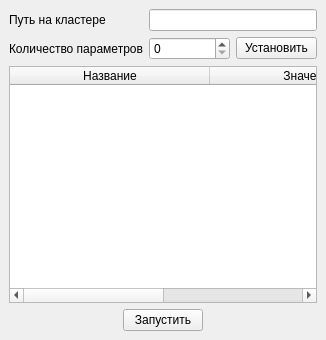
Old version of the form client_python/main_window.ui in the repository IgorProjects/rpc-cluster.
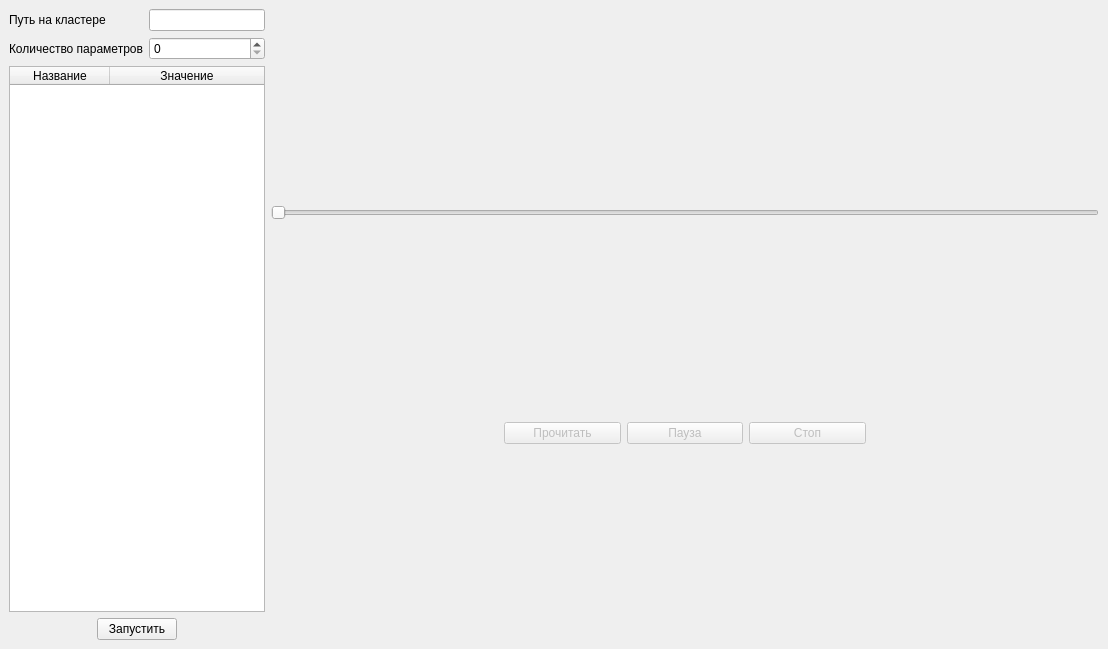
New version of the form. Custom widgets are drawn as their Qt base class.

What changed in the file:
```diff
--- a/client_python/main_window.ui
+++ b/client_python/main_window.ui
@@ -6,17 +6,22 @@
    <rect>
     <x>0</x>
     <y>0</y>
-    <width>326</width>
-    <height>340</height>
+    <width>1108</width>
+    <height>649</height>
    </rect>
   </property>
   <property name="windowTitle">
    <string>Запуск задачи</string>
   </property>
   <widget class="QWidget" name="centralwidget">
-   <layout class="QVBoxLayout" name="verticalLayout">
+   <layout class="QHBoxLayout" name="horizontalLayout_2" stretch="0,1">
+    <item>
+     <layout class="QVBoxLayout" name="verticalLayout_2">
     <item>
      <layout class="QFormLayout" name="formLayout">
+        <property name="formAlignment">
+         <set>Qt::AlignRight|Qt::AlignTop|Qt::AlignTrailing</set>
+        </property>
       <item row="0" column="0">
        <widget class="QLabel" name="pathLabel">
         <property name="text">
@@ -35,23 +40,21 @@
        </widget>
       </item>
       <item row="1" column="1">
-       <layout class="QHBoxLayout" name="horizontalLayout">
-        <item>
          <widget class="QSpinBox" name="paramCount"/>
         </item>
-        <item>
-         <widget class="QPushButton" name="setParamCount">
-          <property name="text">
-           <string>Установить</string>
-          </property>
-         </widget>
-        </item>
        </layout>
       </item>
-     </layout>
-    </item>
     <item>
-     <widget class="QTableWidget" name="tableWidget">
+       <widget class="ParamTable" name="paramTable">
+        <property name="horizontalScrollBarPolicy">
+         <enum>Qt::ScrollBarAsNeeded</enum>
+        </property>
+        <property name="sizeAdjustPolicy">
+         <enum>QAbstractScrollArea::AdjustIgnored</enum>
+        </property>
+        <property name="autoScroll">
+         <bool>true</bool>
+        </property>
       <property name="columnCount">
        <number>2</number>
       </property>
@@ -62,7 +65,7 @@
        <bool>false</bool>
       </attribute>
       <attribute name="horizontalHeaderDefaultSectionSize">
-       <number>200</number>
+         <number>100</number>
       </attribute>
       <attribute name="horizontalHeaderStretchLastSection">
        <bool>true</bool>
@@ -117,8 +120,106 @@
      </layout>
     </item>
    </layout>
-  </widget>
- </widget>
+    </item>
+    <item>
+     <layout class="QVBoxLayout" name="verticalLayout" stretch="1,0,0">
+      <item>
+       <layout class="QVBoxLayout" name="plotContainer"/>
+      </item>
+      <item>
+       <widget class="QSlider" name="horizontalSlider">
+        <property name="enabled">
+         <bool>false</bool>
+        </property>
+        <property name="orientation">
+         <enum>Qt::Horizontal</enum>
+        </property>
+       </widget>
+      </item>
+      <item>
+       <layout class="QHBoxLayout" name="horizontalLayout" stretch="2,1,1,1,2">
+        <item>
+         <spacer name="horizontalSpacer">
+          <property name="orientation">
+           <enum>Qt::Horizontal</enum>
+          </property>
+          <property name="sizeHint" stdset="0">
+           <size>
+            <width>40</width>
+            <height>20</height>
+           </size>
+          </property>
+         </spacer>
+        </item>
+        <item>
+         <widget class="QPushButton" name="readButton">
+          <property name="enabled">
+           <bool>false</bool>
+          </property>
+          <property name="text">
+           <string>Прочитать</string>
+          </property>
+         </widget>
+        </item>
+        <item>
+         <widget class="PauseButton" name="pauseButton">
+          <property name="enabled">
+           <bool>false</bool>
+          </property>
+          <property name="text">
+           <string>Пауза</string>
+          </property>
+         </widget>
+        </item>
+        <item>
+         <widget class="QPushButton" name="stopButton">
+          <property name="enabled">
+           <bool>false</bool>
+          </property>
+          <property name="text">
+           <string>Стоп</string>
+          </property>
+         </widget>
+        </item>
+        <item>
+         <spacer name="horizontalSpacer_2">
+          <property name="orientation">
+           <enum>Qt::Horizontal</enum>
+          </property>
+          <property name="sizeHint" stdset="0">
+           <size>
+            <width>40</width>
+            <height>20</height>
+           </size>
+          </property>
+         </spacer>
+        </item>
+       </layout>
+      </item>
+     </layout>
+    </item>
+   </layout>
+  </widget>
+ </widget>
+ <customwidgets>
+  <customwidget>
+   <class>ParamTable</class>
+   <extends>QTableWidget</extends>
+   <header>param_table.h</header>
+   <slots>
+    <slot>updateParams(int)</slot>
+   </slots>
+  </customwidget>
+  <customwidget>
+   <class>PauseButton</class>
+   <extends>QPushButton</extends>
+   <header>pause_button.h</header>
+   <slots>
+    <slot>switchState()</slot>
+    <slot>setDefaultState()</slot>
+   </slots>
+  </customwidget>
+ </customwidgets>
  <resources/>
  <connections/>
 </ui>
```
Left out of the diff: 169 changed lines with no effect on the pictures. Lines whose indentation alone changed are shown as unchanged.
